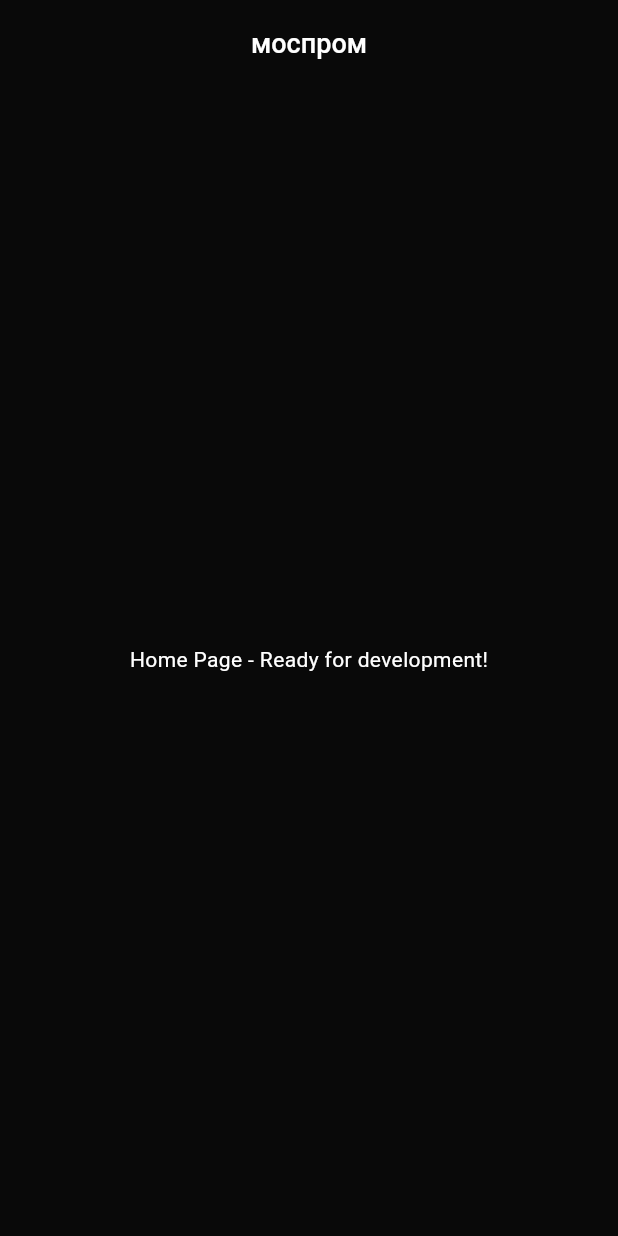
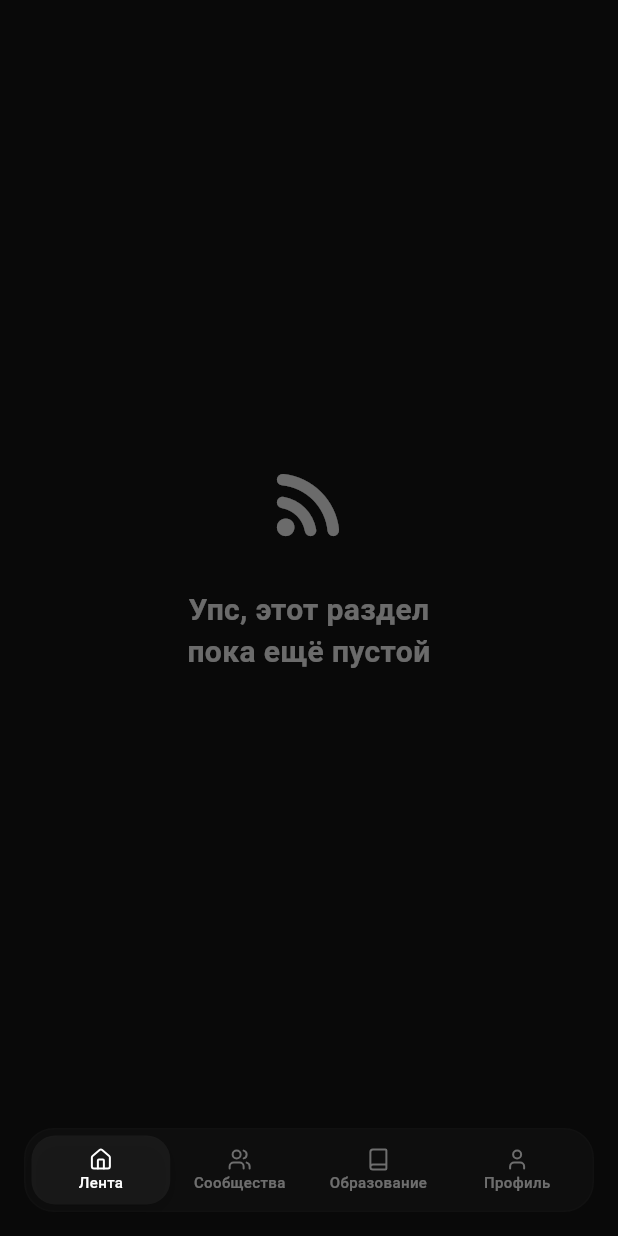
Before and after one commit to mosprom-hack/mosprom_mobile, a Flutter app: the screen it shows after launch, on a phone screen of 412 x 824 dp. Run offline on Flutter 3.47's test engine with Material 3 defaults, Android fonts, the phone set to English and light mode, and no system bars; our stand-ins replace dio, flutter_lucide, get_it, go_router; Roboto replaces fonts that are missing (SF Pro); project files that could hold a hidden picture were left out.

Commit message:
Add main app structure and implement initial pages; update color service and navigation

```diff
--- a/lib/app/router/app_router.dart
+++ b/lib/app/router/app_router.dart
@@ -1,5 +1,6 @@
 import 'package:flutter/material.dart';
 import 'package:go_router/go_router.dart';
+import '../../presentation/pages/home/home_page.dart';
 
 class AppRouter {
   AppRouter._();
@@ -11,26 +12,11 @@ class AppRouter {
       GoRoute(
         path: '/',
         name: 'home',
-        builder: (context, state) => const _HomePage(),
+        builder: (context, state) => const HomePage(),
       ),
     ],
     errorBuilder: (context, state) => _ErrorPage(error: state.error),
   );
-}
-class _HomePage extends StatelessWidget {
-  const _HomePage();
-
-  @override
-  Widget build(BuildContext context) {
-    return Scaffold(
-      appBar: AppBar(
-        title: const Text('моспром'),
-      ),
-      body: const Center(
-        child: Text('Home Page - Ready for development!'),
-      ),
-    );
-  }
 }
 
 class _ErrorPage extends StatelessWidget {
--- a/lib/core/consts/app_colors.dart
+++ b/lib/core/consts/app_colors.dart
@@ -3,16 +3,19 @@ import 'package:flutter/material.dart';
 abstract class AppColors {
   static const Color background = Color(0xFF090909);
 
-  static const Color text = Color(0xFFFFFFFF);
-  static const Color text90 = Color(0xE6FFFFFF);
-  static const Color text80 = Color(0xCCFFFFFF);
-  static const Color text70 = Color(0xB3FFFFFF);
-  static const Color text60 = Color(0x99FFFFFF);
-  static const Color text50 = Color(0x80FFFFFF);
-  static const Color text40 = Color(0x66FFFFFF);
-  static const Color text30 = Color(0x4DFFFFFF);
-  static const Color text20 = Color(0x33FFFFFF);
-  static const Color text10 = Color(0x1AFFFFFF);
+  static const Color white = Color(0xFFFFFFFF);
+  static const Color whiteAlpha90 = Color(0xE6FFFFFF);
+  static const Color whiteAlpha80 = Color(0xCCFFFFFF);
+  static const Color whiteAlpha70 = Color(0xB3FFFFFF);
+  static const Color whiteAlpha60 = Color(0x99FFFFFF);
+  static const Color whiteAlpha50 = Color(0x80FFFFFF);
+  static const Color whiteAlpha40 = Color(0x66FFFFFF);
+  static const Color whiteAlpha30 = Color(0x4DFFFFFF);
+  static const Color whiteAlpha20 = Color(0x33FFFFFF);
+  static const Color whiteAlpha10 = Color(0x1AFFFFFF);
+  static const Color whiteAlpha05 = Color(0x0DFFFFFF);
+  static const Color whiteAlpha02 = Color(0x05FFFFFF);
+  static const Color whiteAlpha01 = Color(0x03FFFFFF);
 
   static const Color purple50 = Color(0xFFEEEDFF);
   static const Color purple100 = Color(0xFFC9C8FF);
--- a/lib/core/services/color_service.dart
+++ b/lib/core/services/color_service.dart
@@ -7,49 +7,30 @@ class ColorService {
 
   Color get background => AppColors.background;
 
-  Color get text => AppColors.text;
-  Color get text90 => AppColors.text90;
-  Color get text80 => AppColors.text80;
-  Color get text70 => AppColors.text70;
-  Color get text60 => AppColors.text60;
-  Color get text50 => AppColors.text50;
-  Color get text40 => AppColors.text40;
-  Color get text30 => AppColors.text30;
-  Color get text20 => AppColors.text20;
-  Color get text10 => AppColors.text10;
+  Color get textPrimary => AppColors.white;
+  Color get textSecondary => AppColors.whiteAlpha40;
+  Color get textTertiary => AppColors.whiteAlpha20;
 
-  Color get purple50 => AppColors.purple50;
-  Color get purple100 => AppColors.purple100;
-  Color get purple200 => AppColors.purple200;
-  Color get purple300 => AppColors.purple300;
-  Color get purple400 => AppColors.purple400;
-  Color get purple500 => AppColors.purple500;
-  Color get purple600 => AppColors.purple600;
-  Color get purple700 => AppColors.purple700;
-  Color get purple800 => AppColors.purple800;
-  Color get purple900 => AppColors.purple900;
+  Color get primary => AppColors.purple500;
+  Color get primaryLight => AppColors.purple400;
+  Color get primaryDark => AppColors.purple600;
 
-  Color get neon50 => AppColors.neon50;
-  Color get neon100 => AppColors.neon100;
-  Color get neon200 => AppColors.neon200;
-  Color get neon300 => AppColors.neon300;
-  Color get neon400 => AppColors.neon400;
-  Color get neon500 => AppColors.neon500;
-  Color get neon600 => AppColors.neon600;
-  Color get neon700 => AppColors.neon700;
-  Color get neon800 => AppColors.neon800;
-  Color get neon900 => AppColors.neon900;
+  Color get secondary => AppColors.neon500;
+  Color get secondaryLight => AppColors.neon400;
+  Color get secondaryDark => AppColors.neon600;
 
-  Color get red50 => AppColors.red50;
-  Color get red100 => AppColors.red100;
-  Color get red200 => AppColors.red200;
-  Color get red300 => AppColors.red300;
-  Color get red400 => AppColors.red400;
-  Color get red500 => AppColors.red500;
-  Color get red600 => AppColors.red600;
-  Color get red700 => AppColors.red700;
-  Color get red800 => AppColors.red800;
-  Color get red900 => AppColors.red900;
+  Color get error => AppColors.red500;
+  Color get errorLight => AppColors.red400;
+  Color get errorDark => AppColors.red600;
+
+  Color get surfaceElevated => AppColors.whiteAlpha05;
+  Color get surfaceBorder => AppColors.whiteAlpha01;
+
+  Color get navbarBackground => AppColors.whiteAlpha02;
+  Color get navbarBorder => AppColors.whiteAlpha01;
+  Color get navbarItemActiveBackground => AppColors.whiteAlpha05;
+  Color get navbarItemActiveText => AppColors.white;
+  Color get navbarItemInactiveText => AppColors.whiteAlpha40;
 
   Color get transparent => AppColors.transparent;
 }
--- a/lib/main.dart
+++ b/lib/main.dart
@@ -30,14 +30,14 @@ class MainApp extends StatelessWidget {
     final colors = ColorService.instance;
 
     final colorScheme = ColorScheme.dark(
-      primary: colors.purple500,
-      secondary: colors.neon500,
-      error: colors.red500,
+      primary: colors.primary,
+      secondary: colors.secondary,
+      error: colors.error,
       surface: colors.background,
-      onPrimary: colors.text,
+      onPrimary: colors.textPrimary,
       onSecondary: colors.background,
-      onError: colors.text,
-      onSurface: colors.text,
+      onError: colors.textPrimary,
+      onSurface: colors.textPrimary,
     );
 
     return ThemeData(
@@ -49,22 +49,22 @@ class MainApp extends StatelessWidget {
         centerTitle: true,
         elevation: 0,
         backgroundColor: colors.background,
-        foregroundColor: colors.text,
-        titleTextStyle: AppFonts.h5.copyWith(color: colors.text),
+        foregroundColor: colors.textPrimary,
+        titleTextStyle: AppFonts.h5.copyWith(color: colors.textPrimary),
       ),
       textTheme: TextTheme(
-        displayLarge: AppFonts.h1.copyWith(color: colors.text),
-        displayMedium: AppFonts.h2.copyWith(color: colors.text),
-        displaySmall: AppFonts.h3.copyWith(color: colors.text),
-        headlineLarge: AppFonts.h4.copyWith(color: colors.text),
-        headlineMedium: AppFonts.h5.copyWith(color: colors.text),
-        headlineSmall: AppFonts.h6.copyWith(color: colors.text),
-        bodyLarge: AppFonts.bodyLarge.copyWith(color: colors.text),
-        bodyMedium: AppFonts.bodyMedium.copyWith(color: colors.text),
-        bodySmall: AppFonts.bodySmall.copyWith(color: colors.text),
-        labelLarge: AppFonts.labelLarge.copyWith(color: colors.text),
-        labelMedium: AppFonts.labelMedium.copyWith(color: colors.text),
-        labelSmall: AppFonts.labelSmall.copyWith(color: colors.text),
+        displayLarge: AppFonts.h1.copyWith(color: colors.textPrimary),
+        displayMedium: AppFonts.h2.copyWith(color: colors.textPrimary),
+        displaySmall: AppFonts.h3.copyWith(color: colors.textPrimary),
+        headlineLarge: AppFonts.h4.copyWith(color: colors.textPrimary),
+        headlineMedium: AppFonts.h5.copyWith(color: colors.textPrimary),
+        headlineSmall: AppFonts.h6.copyWith(color: colors.textPrimary),
+        bodyLarge: AppFonts.bodyLarge.copyWith(color: colors.textPrimary),
+        bodyMedium: AppFonts.bodyMedium.copyWith(color: colors.textPrimary),
+        bodySmall: AppFonts.bodySmall.copyWith(color: colors.textPrimary),
+        labelLarge: AppFonts.labelLarge.copyWith(color: colors.textPrimary),
+        labelMedium: AppFonts.labelMedium.copyWith(color: colors.textPrimary),
+        labelSmall: AppFonts.labelSmall.copyWith(color: colors.textPrimary),
       ),
       elevatedButtonTheme: ElevatedButtonThemeData(
         style: ElevatedButton.styleFrom(
--- /dev/null
+++ b/lib/presentation/pages/home/communities/communities_page.dart
@@ -0,0 +1,36 @@
+import 'package:flutter/material.dart';
+import '../../../../core/consts/app_fonts.dart';
+import '../../../../core/services/color_service.dart';
+
+class CommunitiesPage extends StatelessWidget {
+  const CommunitiesPage({super.key});
+
+  @override
+  Widget build(BuildContext context) {
+    final colors = ColorService.instance;
+
+    return Scaffold(
+      backgroundColor: colors.background,
+      body: Center(
+        child: Column(
+          mainAxisAlignment: MainAxisAlignment.center,
+          children: [
+            Icon(
+              Icons.groups_rounded,
+              size: 64,
+              color: colors.textSecondary,
+            ),
+            const SizedBox(height: 24),
+            Text(
+              'Упс, этот раздел\nпока ещё пустой',
+              textAlign: TextAlign.center,
+              style: AppFonts.h4.copyWith(
+                color: colors.textSecondary,
+              ),
+            ),
+          ],
+        ),
+      ),
+    );
+  }
+}
--- /dev/null
+++ b/lib/presentation/pages/home/education/education_page.dart
@@ -0,0 +1,36 @@
+import 'package:flutter/material.dart';
+import '../../../../core/consts/app_fonts.dart';
+import '../../../../core/services/color_service.dart';
+
+class EducationPage extends StatelessWidget {
+  const EducationPage({super.key});
+
+  @override
+  Widget build(BuildContext context) {
+    final colors = ColorService.instance;
+
+    return Scaffold(
+      backgroundColor: colors.background,
+      body: Center(
+        child: Column(
+          mainAxisAlignment: MainAxisAlignment.center,
+          children: [
+            Icon(
+              Icons.school_rounded,
+              size: 64,
+              color: colors.textSecondary,
+            ),
+            const SizedBox(height: 24),
+            Text(
+              'Упс, этот раздел\nпока ещё пустой',
+              textAlign: TextAlign.center,
+              style: AppFonts.h4.copyWith(
+                color: colors.textSecondary,
+              ),
+            ),
+          ],
+        ),
+      ),
+    );
+  }
+}
--- /dev/null
+++ b/lib/presentation/pages/home/feed/feed_page.dart
@@ -0,0 +1,36 @@
+import 'package:flutter/material.dart';
+import '../../../../core/consts/app_fonts.dart';
+import '../../../../core/services/color_service.dart';
+
+class FeedPage extends StatelessWidget {
+  const FeedPage({super.key});
+
+  @override
+  Widget build(BuildContext context) {
+    final colors = ColorService.instance;
+
+    return Scaffold(
+      backgroundColor: colors.background,
+      body: Center(
+        child: Column(
+          mainAxisAlignment: MainAxisAlignment.center,
+          children: [
+            Icon(
+              Icons.rss_feed_rounded,
+              size: 64,
+              color: colors.textSecondary,
+            ),
+            const SizedBox(height: 24),
+            Text(
+              'Упс, этот раздел\nпока ещё пустой',
+              textAlign: TextAlign.center,
+              style: AppFonts.h4.copyWith(
+                color: colors.textSecondary,
+              ),
+            ),
+          ],
+        ),
+      ),
+    );
+  }
+}
--- /dev/null
+++ b/lib/presentation/pages/home/home_page.dart
@@ -0,0 +1,44 @@
+import 'package:flutter/material.dart';
+import '../../widgets/custom_bottom_navbar.dart';
+import 'feed/feed_page.dart';
+import 'communities/communities_page.dart';
+import 'education/education_page.dart';
+import 'profile/profile_page.dart';
+
+class HomePage extends StatefulWidget {
+  const HomePage({super.key});
+
+  @override
+  State<HomePage> createState() => _HomePageState();
+}
+
+class _HomePageState extends State<HomePage> {
+  int _currentIndex = 0;
+
+  final List<Widget> _pages = const [
+    FeedPage(),
+    CommunitiesPage(),
+    EducationPage(),
+    ProfilePage(),
+  ];
+
+  @override
+  Widget build(BuildContext context) {
+    return Scaffold(
+      body: IndexedStack(
+        index: _currentIndex,
+        children: _pages,
+      ),
+      bottomNavigationBar: SafeArea(
+        child: CustomBottomNavbar(
+          currentIndex: _currentIndex,
+          onTap: (index) {
+            setState(() {
+              _currentIndex = index;
+            });
+          },
+        ),
+      ),
+    );
+  }
+}
--- /dev/null
+++ b/lib/presentation/pages/home/profile/profile_page.dart
@@ -0,0 +1,36 @@
+import 'package:flutter/material.dart';
+import '../../../../core/consts/app_fonts.dart';
+import '../../../../core/services/color_service.dart';
+
+class ProfilePage extends StatelessWidget {
+  const ProfilePage({super.key});
+
+  @override
+  Widget build(BuildContext context) {
+    final colors = ColorService.instance;
+
+    return Scaffold(
+      backgroundColor: colors.background,
+      body: Center(
+        child: Column(
+          mainAxisAlignment: MainAxisAlignment.center,
+          children: [
+            Icon(
+              Icons.person_rounded,
+              size: 64,
+              color: colors.textSecondary,
+            ),
+            const SizedBox(height: 24),
+            Text(
+              'Упс, этот раздел\nпока ещё пустой',
+              textAlign: TextAlign.center,
+              style: AppFonts.h4.copyWith(
+                color: colors.textSecondary,
+              ),
+            ),
+          ],
+        ),
+      ),
+    );
+  }
+}
--- /dev/null
+++ b/lib/presentation/widgets/custom_bottom_navbar.dart
@@ -0,0 +1,133 @@
+import 'package:flutter/material.dart';
+import 'package:flutter_lucide/flutter_lucide.dart';
+import '../../core/consts/app_fonts.dart';
+import '../../core/services/color_service.dart';
+
+class CustomBottomNavbar extends StatelessWidget {
+  final int currentIndex;
+  final ValueChanged<int> onTap;
+
+  const CustomBottomNavbar({
+    super.key,
+    required this.currentIndex,
+    required this.onTap,
+  });
+
+  @override
+  Widget build(BuildContext context) {
+    final colors = ColorService.instance;
+
+    return Padding(
+      padding: const EdgeInsets.fromLTRB(16, 0, 16, 16),
+      child: Container(
+        decoration: BoxDecoration(
+          color: colors.navbarBackground,
+          borderRadius: BorderRadius.circular(20),
+          border: Border.all(
+            color: colors.navbarBorder,
+            width: 1,
+          ),
+        ),
+        child: Padding(
+          padding: const EdgeInsets.all(4),
+          child: Row(
+            mainAxisAlignment: MainAxisAlignment.spaceBetween,
+            children: [
+              _NavbarItem(
+                icon: LucideIcons.house,
+                label: 'Лента',
+                isActive: currentIndex == 0,
+                onTap: () => onTap(0),
+              ),
+              _NavbarItem(
+                icon: LucideIcons.users,
+                label: 'Сообщества',
+                isActive: currentIndex == 1,
+                onTap: () => onTap(1),
+              ),
+              _NavbarItem(
+                icon: LucideIcons.book,
+                label: 'Образование',
+                isActive: currentIndex == 2,
+                onTap: () => onTap(2),
+              ),
+              _NavbarItem(
+                icon: LucideIcons.user,
+                label: 'Профиль',
+                isActive: currentIndex == 3,
+                onTap: () => onTap(3),
+              ),
+            ],
+          ),
+        ),
+      ),
+    );
+  }
+}
+
+class _NavbarItem extends StatelessWidget {
+  final IconData icon;
+  final String label;
+  final bool isActive;
+  final VoidCallback onTap;
+
+  const _NavbarItem({
+    required this.icon,
+    required this.label,
+    required this.isActive,
+    required this.onTap,
+  });
+
+  @override
+  Widget build(BuildContext context) {
+    final colors = ColorService.instance;
+
+    return Expanded(
+      child: GestureDetector(
+        onTap: onTap,
+        behavior: HitTestBehavior.opaque,
+        child: AnimatedContainer(
+          duration: const Duration(milliseconds: 200),
+          curve: Curves.easeInOut,
+          padding: const EdgeInsets.all(8),
+          decoration: BoxDecoration(
+            color: isActive ? colors.navbarItemActiveBackground : Colors.transparent,
+            borderRadius: BorderRadius.circular(16),
+            boxShadow: isActive
+                ? [
+                    BoxShadow(
+                      color: Colors.black.withValues(alpha: 0.15),
+                      blurRadius: 8,
+                      offset: const Offset(0, 4),
+                    ),
+                  ]
+                : null,
+          ),
+          child: Column(
+            mainAxisSize: MainAxisSize.min,
+            children: [
+              Icon(
+                icon,
+                size: 16,
+                color: isActive
+                    ? colors.navbarItemActiveText
+                    : colors.navbarItemInactiveText,
+              ),
+              const SizedBox(height: 2),
+              Text(
+                label,
+                style: AppFonts.labelSmall.copyWith(
+                  color: isActive
+                      ? colors.navbarItemActiveText
+                      : colors.navbarItemInactiveText,
+                  fontWeight: FontWeight.w500,
+                  height: 1.2,
+                ),
+              ),
+            ],
+          ),
+        ),
+      ),
+    );
+  }
+}
--- a/pubspec.yaml
+++ b/pubspec.yaml
@@ -16,6 +16,7 @@ dependencies:
   dio: ^5.7.0
   freezed_annotation: ^2.4.4
   json_annotation: ^4.9.0
+  flutter_lucide: ^1.7.0
 
 dev_dependencies:
   flutter_test:
```
Also changed, not shown: 1 other file.
